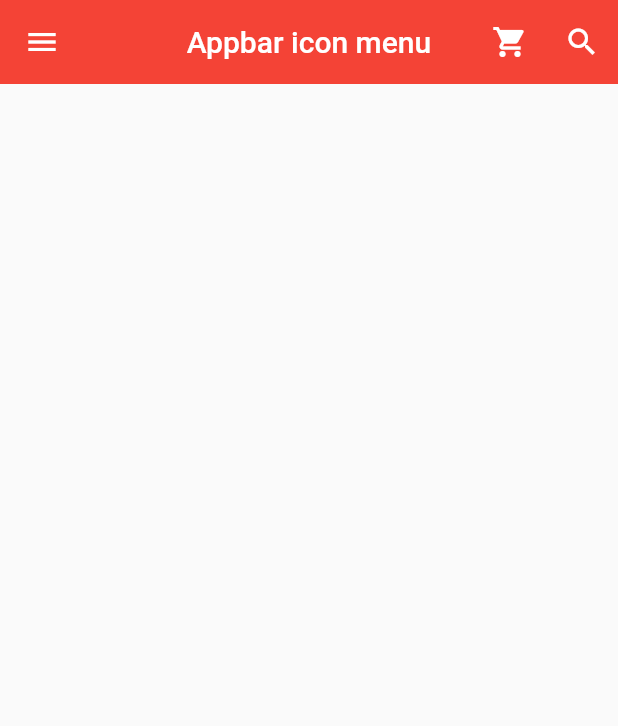
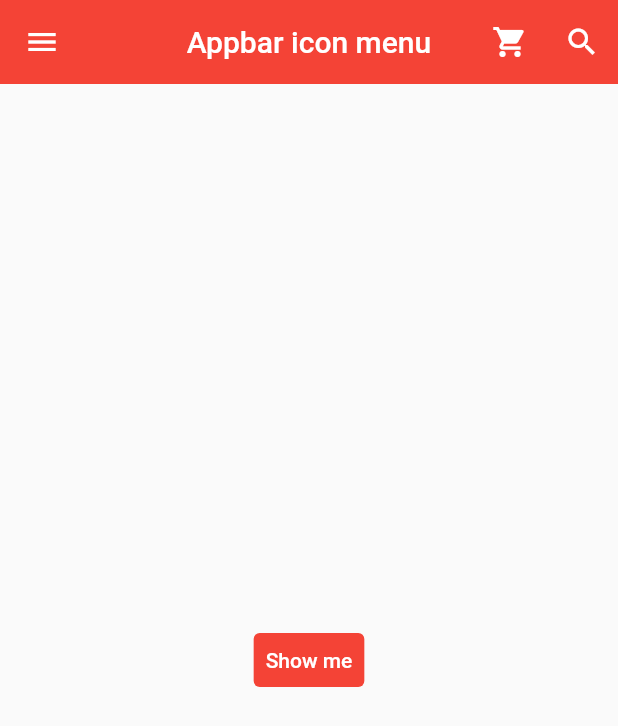
Before and after one commit to InJoon-L/Flutter-first-app, a Flutter app: the screen it shows after launch, on a phone screen of 412 x 824 dp. Shown: the top 726 px of the screen. Run offline on Flutter 3.47's test engine with Material 2 defaults, Android fonts, the phone set to English and light mode, and no system bars.

Commit message:
builder을 이용한 snackBar 적용

```diff
--- a/flutter_app_bar/lib/main.dart
+++ b/flutter_app_bar/lib/main.dart
@@ -11,7 +11,7 @@ class MyApp extends StatelessWidget {
       title: 'Appbar',
       debugShowCheckedModeBanner: false,
       theme: ThemeData(
-        primarySwatch: Colors.red
+        primarySwatch: Colors.red,
       ),
       home: MyPage(),
     );
@@ -105,6 +105,29 @@ class MyPage extends StatelessWidget {
           ],
         ),
       ),
+      body: Builder(
+        builder: (BuildContext ctx) {
+          return Center(
+            child: TextButton(
+              child: Text('Show me',
+                style: TextStyle(
+                  color: Colors.white
+                ),
+              ),
+              style: TextButton.styleFrom(
+                backgroundColor: Colors.red,
+              ),
+              onPressed: () {
+                ScaffoldMessenger.of(ctx).showSnackBar(
+                  SnackBar(
+                    content: Text('A SnackBar has been shown.'))
+                );
+              },
+            ),
+          );
+        },
+      )
     );
+
   }
 }
```
